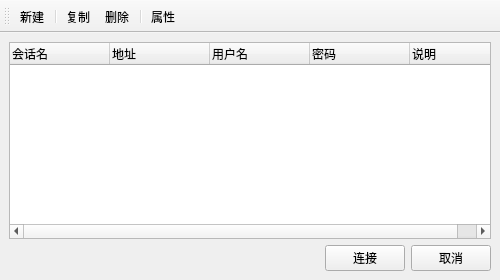
Above: serverwindow.ui from JasonZhang521/manager before the change. Below: the same form after it.
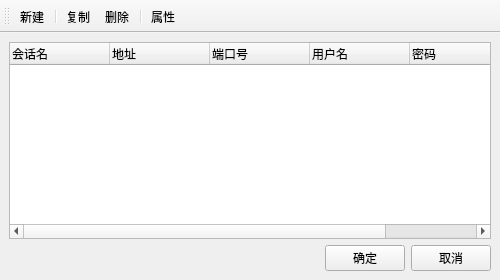
That is the form after the change. Icons and pictures are not drawn.

```diff
--- a/serverwindow.ui
+++ b/serverwindow.ui
@@ -27,6 +27,11 @@
         <string>地址</string>
        </property>
       </column>
+      <column>
+       <property name="text">
+        <string>端口号</string>
+       </property>
+      </column>
       <column>
        <property name="text">
         <string>用户名</string>
@@ -62,7 +67,7 @@
       <item>
        <widget class="QPushButton" name="pushButton">
         <property name="text">
-         <string>连接</string>
+         <string>确定</string>
         </property>
        </widget>
       </item>
```
Left out of the diff: 6 changed lines with no effect on the pictures.
